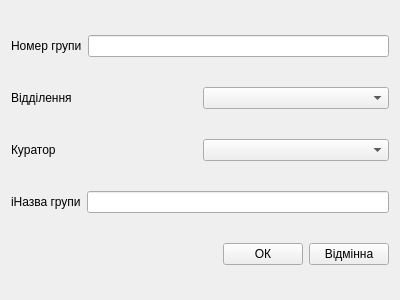
First picture: the form in Kursova/EducationProgressForms/InputForms/groupinputform.ui, repository zzvanyazz/Kursova, before the edit.
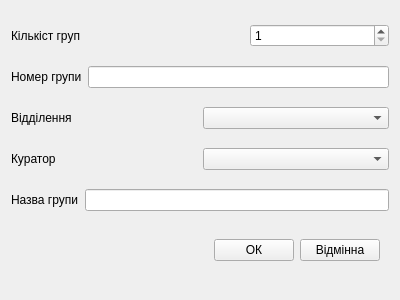
Second picture: the form after the edit.

Patch:
```diff
--- a/Kursova/EducationProgressForms/InputForms/groupinputform.ui
+++ b/Kursova/EducationProgressForms/InputForms/groupinputform.ui
@@ -14,6 +14,47 @@
    <string>Form</string>
   </property>
   <layout class="QVBoxLayout" name="verticalLayout">
+   <item>
+    <widget class="QWidget" name="horizontalWidget" native="true">
+     <property name="sizePolicy">
+      <sizepolicy hsizetype="Preferred" vsizetype="Maximum">
+       <horstretch>0</horstretch>
+       <verstretch>0</verstretch>
+      </sizepolicy>
+     </property>
+     <layout class="QHBoxLayout" name="horizontalLayout_7">
+      <property name="spacing">
+       <number>99</number>
+      </property>
+      <property name="leftMargin">
+       <number>0</number>
+      </property>
+      <property name="topMargin">
+       <number>0</number>
+      </property>
+      <property name="rightMargin">
+       <number>0</number>
+      </property>
+      <property name="bottomMargin">
+       <number>0</number>
+      </property>
+      <item>
+       <widget class="QLabel" name="label_5">
+        <property name="text">
+         <string>Кількіст груп</string>
+        </property>
+       </widget>
+      </item>
+      <item>
+       <widget class="QSpinBox" name="spinBoxCounter">
+        <property name="minimum">
+         <number>1</number>
+        </property>
+       </widget>
+      </item>
+     </layout>
+    </widget>
+   </item>
    <item>
     <layout class="QHBoxLayout" name="horizontalLayout_3">
      <item>
@@ -65,7 +106,7 @@
      <item>
       <widget class="QLabel" name="label_3">
        <property name="text">
-        <string>іНазва групи</string>
+        <string>Назва групи</string>
        </property>
       </widget>
      </item>
@@ -75,6 +116,13 @@
     </layout>
    </item>
    <item>
+    <widget class="QWidget" name="" native="true">
+     <property name="sizePolicy">
+      <sizepolicy hsizetype="Minimum" vsizetype="Maximum">
+       <horstretch>0</horstretch>
+       <verstretch>0</verstretch>
+      </sizepolicy>
+     </property>
     <layout class="QHBoxLayout" name="horizontalLayout">
      <item>
       <spacer name="horizontalSpacer">
@@ -104,6 +152,7 @@
       </widget>
      </item>
     </layout>
+    </widget>
    </item>
   </layout>
  </widget>
```
Lines whose indentation alone changed are shown as unchanged.
